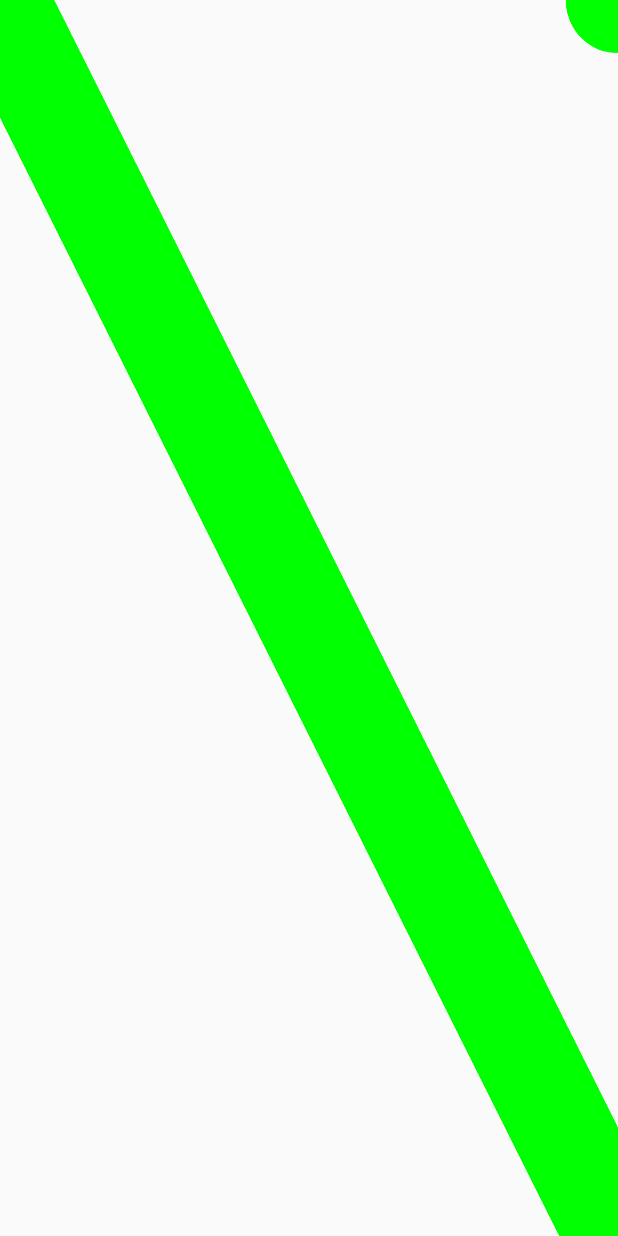
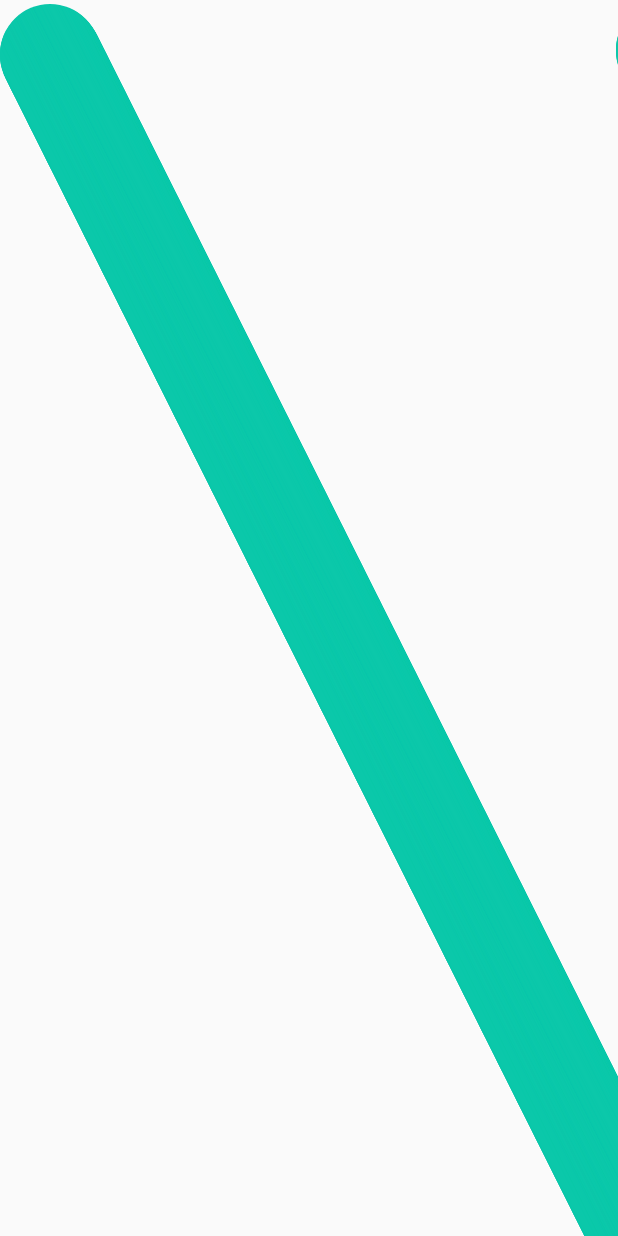
Before and after one commit to 4m1g0/multitask, an Android app: the layout activity_main.xml on its own in the app's theme, with its tools: preview values and no code run, on a phone screen of 412 x 824 dp. Run offline under Robolectric (Android 15) with nearby library versions, the phone set to English and light mode, and no system bars.

Commit message:
Optimize draw operations to take advantage of the GPU

```diff
--- a/app/src/main/java/com/a4m1g0/testapp/poc_multitask/BallGroup.java
+++ b/app/src/main/java/com/a4m1g0/testapp/poc_multitask/BallGroup.java
@@ -1,5 +1,6 @@
 package com.a4m1g0.testapp.poc_multitask;
 
+import android.graphics.Bitmap;
 import android.graphics.Canvas;
 import android.graphics.Color;
 import android.graphics.Paint;
@@ -19,12 +20,26 @@ public class BallGroup implements GameObject {
     private int frames;
     private int FRAME_WINDOW = 30;
     private int height, width;
+    float hspace, vspace;
+    int N;
+    int initialPositionY = 0;
+    Bitmap cachedBitmap;
 
     public BallGroup(int number, int width, int height) {
         this.height = height;
         this.width = width;
         balls = new ArrayList<Ball>(number);
         populateBalls(number, width, height);
+
+        hspace = (float)((double)width / (double)number);
+        vspace = (float)((double)height / (double)number);
+        N = number;
+
+        cachedBitmap = Bitmap.createBitmap(100, 100, Bitmap.Config.ARGB_8888);
+        Canvas c = new Canvas(cachedBitmap);
+        Paint paint = new Paint();
+        paint.setColor(Color.rgb(12,200,170));
+        c.drawCircle(50, 50, 50, paint);
     }
 
     void populateBalls(int number, int width, int height){
@@ -32,9 +47,6 @@ public class BallGroup implements GameObject {
         this.width = width;
         Paint paint = new Paint();
         paint.setColor(Color.GREEN);
-
-        double hspace = (double)width / (double)number;
-        double vspace = (double)height / (double)number;
 
         for (int i = 0; i < number; i++) {
             balls.add(new Ball((int)(hspace*(double)i),(int)(vspace*(double)i),50,paint));
@@ -49,25 +61,23 @@ public class BallGroup implements GameObject {
             printFPS();
         }
 
-        Paint p = new Paint();
-        p.setColor(Color.BLUE);
-        canvas.drawCircle(0,0, 50, p);
 
-        Paint p2 = new Paint();
-        p2.setColor(Color.MAGENTA);
-        canvas.drawCircle(width, height, 50, p2);
+        initialPositionY = ++initialPositionY % height;
+        canvas.translate(0, initialPositionY);
+        float currentPositionY = initialPositionY;
 
-        for (Ball ball : balls) {
-            //int randx = (int)(Math.random() * 2);
-            //int randx = (int)(Math.random() * 2);
+        for (int i = 0; i < N; i++) {
+            currentPositionY += vspace;
+            if (currentPositionY > height) {
+                canvas.translate(0, -currentPositionY);
+                currentPositionY = 0;
+            }
+            //Log.d(TAG, "" + canvas.getMatrix().toString());
+            canvas.translate(hspace, vspace);
+            canvas.drawBitmap(cachedBitmap, 0, 0, null);
+        }
 
 
-            int y = ball.getY() + 1;
-            y %= height;
-
-            ball.setY(y);
-            ball.draw(canvas);
-        }
     }
 
     private void printFPS(){
--- a/app/src/main/java/com/a4m1g0/testapp/poc_multitask/CanvasHWAGamePanel.java
+++ b/app/src/main/java/com/a4m1g0/testapp/poc_multitask/CustomViewGamePanel.java
@@ -13,16 +13,16 @@ import android.view.ViewTreeObserver;
  * Created by cristian on 10/07/17.
  */
 
-public class CanvasHWAGamePanel extends View {
+public class CustomViewGamePanel extends View {
     private Paint paint;
     private BallGroup ballGroup;
 
-    public CanvasHWAGamePanel(Context context, @Nullable AttributeSet attrs) {
+    public CustomViewGamePanel(Context context, @Nullable AttributeSet attrs) {
         super(context, attrs);
         addTreeObserver();
     }
 
-    public CanvasHWAGamePanel(Context context) {
+    public CustomViewGamePanel(Context context) {
         super(context);
         addTreeObserver();
     }
@@ -41,7 +41,7 @@ public class CanvasHWAGamePanel extends View {
         paint = new Paint();
         paint.setColor(Color.RED);
         //setLayerType(View.LAYER_TYPE_HARDWARE, null);
-        ballGroup = new BallGroup(2000, getWidth(), getHeight());
+        ballGroup = new BallGroup(Config.N_BOLAS, getWidth(), getHeight());
     }
 
     @Override
--- a/app/src/main/java/com/a4m1g0/testapp/poc_multitask/MainActivity.java
+++ b/app/src/main/java/com/a4m1g0/testapp/poc_multitask/MainActivity.java
@@ -19,7 +19,7 @@ public class MainActivity extends AppCompatActivity {
                 setContentView(R.layout.activity_main);
                 break;
             case SURFACE_VIEW_CANVAS:
-                setContentView(new GamePanel(this));
+                setContentView(new CustomSurfaceViewGamePanel(this));
                 break;
         }
     }
--- a/app/src/main/res/layout/activity_main.xml
+++ b/app/src/main/res/layout/activity_main.xml
@@ -6,7 +6,7 @@
     android:layout_height="match_parent"
     tools:context="com.a4m1g0.testapp.poc_multitask.MainActivity">
 
-    <com.a4m1g0.testapp.poc_multitask.CanvasHWAGamePanel
+    <com.a4m1g0.testapp.poc_multitask.CustomViewGamePanel
         android:layout_width="match_parent"
         android:layout_height="match_parent" />
 
```
Also changed, not shown: app/src/main/java/com/a4m1g0/testapp/poc_multitask/Config.java (added, +9 -0 lines), app/src/main/java/com/a4m1g0/testapp/poc_multitask/CustomSurfaceViewGamePanel.java (renamed from app/src/main/java/com/a4m1g0/testapp/poc_multitask/GamePanel.java, +4 -4 lines), app/src/main/java/com/a4m1g0/testapp/poc_multitask/MainThread.java (+4 -5 lines).
